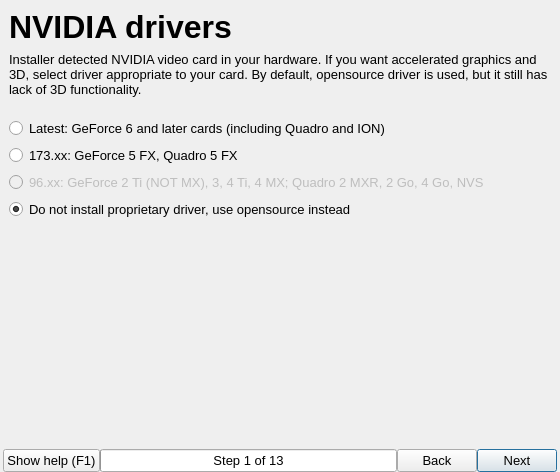
This is guiinstaller/guisetup/mainwindow.ui in aix27249/mpkg as Qt 5 draws it before an edit. The edited form follows.
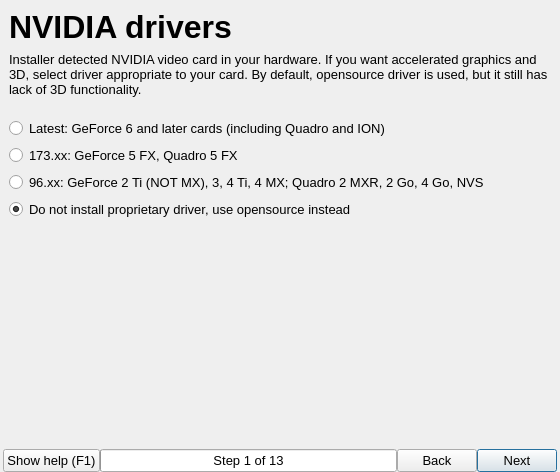
This is the edited form. The open tabs and pages were chosen to show the change. Icons and pictures are not drawn.

Commit message: re-enabled 96.xx nvidia driver support

Diff of the .ui file:
```diff
--- a/guiinstaller/guisetup/mainwindow.ui
+++ b/guiinstaller/guisetup/mainwindow.ui
@@ -1102,7 +1102,7 @@
         <item>
          <widget class="QRadioButton" name="nvidia96RadioButton">
           <property name="enabled">
-           <bool>false</bool>
+           <bool>true</bool>
           </property>
           <property name="text">
            <string>96.xx: GeForce 2 Ti (NOT MX), 3, 4 Ti, 4 MX; Quadro 2 MXR, 2 Go, 4 Go, NVS</string>
```
Left out of the diff: 2 changed lines with no effect on the pictures.
